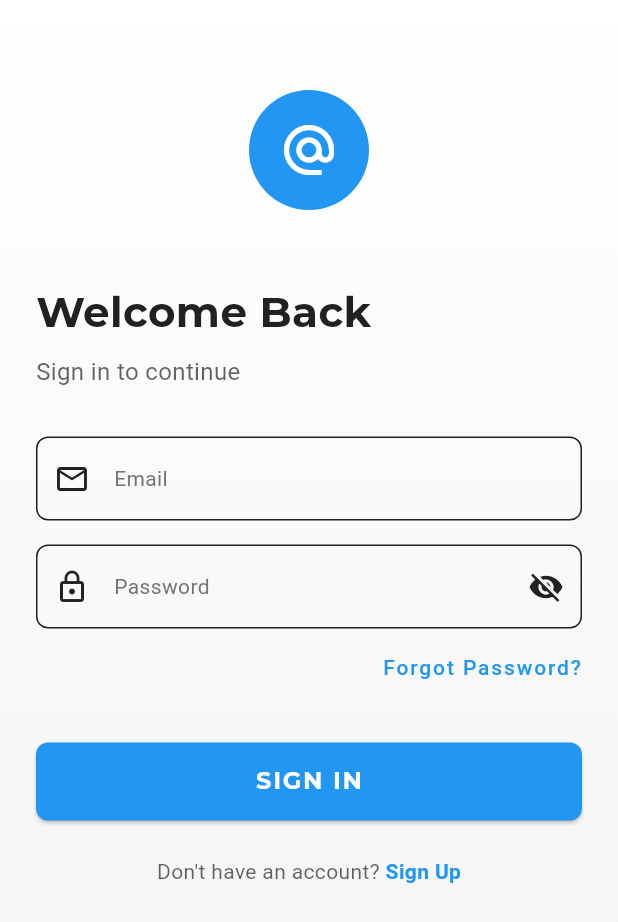
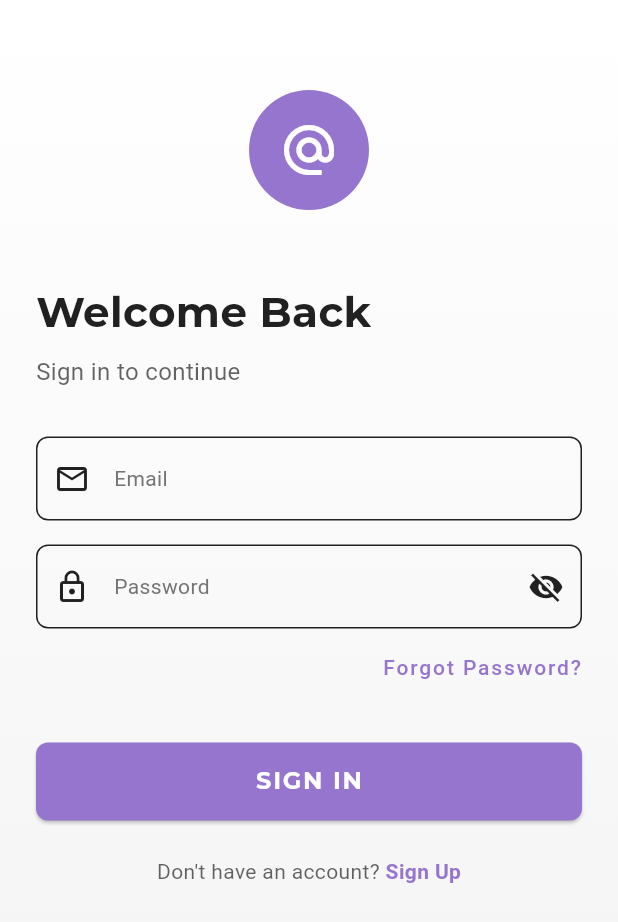
Before and after one commit to Waxmard/rinking-epp, a Flutter app: the screen it shows after launch, on a phone screen of 412 x 824 dp. Shown: the top 922 px of the screen. Run offline on Flutter 3.47's test engine with Material 3 defaults, Android fonts, the phone set to English and light mode, and no system bars; our stand-ins replace google_fonts.

Commit message:
refactor(theme): update accent colors to muted purple shades
Change the accent colors to a muted purple palette for better
visual consistency. The updated colors enhance the overall UI
aesthetic and improve accessibility by providing better contrast
against primary colors.

```diff
--- a/ui/lib/utils/app_theme.dart
+++ b/ui/lib/utils/app_theme.dart
@@ -8,10 +8,10 @@ class AppTheme {
   static const Color primaryColorLight = Color(0xFF484848);
   static const Color primaryColorDark = Color(0xFF000000);
 
-  // Accent color for important elements
-  static const Color accentColor = Color(0xFF2196F3); // Blue
-  static const Color accentColorLight = Color(0xFF64B5F6);
-  static const Color accentColorDark = Color(0xFF1976D2);
+  // Accent color for important elements - muted/faded purple
+  static const Color accentColor = Color(0xFF9575CD); // Muted purple
+  static const Color accentColorLight = Color(0xFFB39DDB); // Light muted purple
+  static const Color accentColorDark = Color(0xFF7E57C2); // Darker muted purple
 
   // Grayscale palette
   static const Color textColorPrimary = Color(0xFF212121);     // Near black
```
